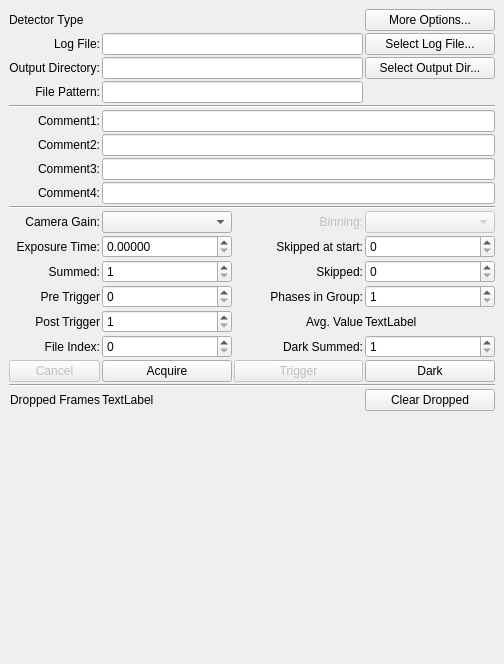
Above: source/qxrdacquiredialog.ui from guyjennings/qxrd before the change. Below: the same form after it.
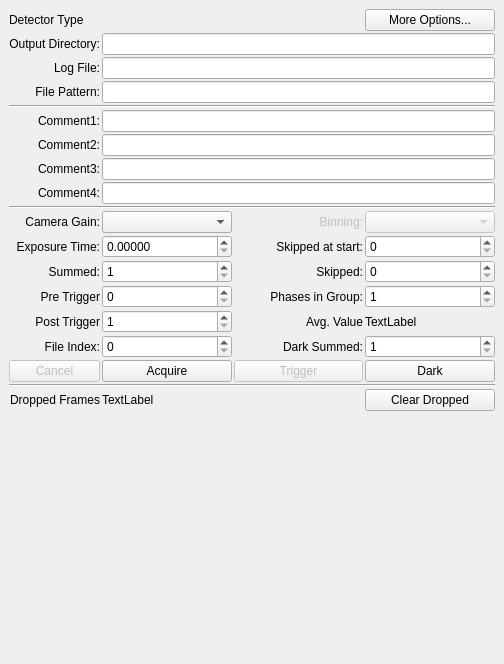
That is the form after the change. Icons and pictures are not drawn. Custom widgets are drawn as their Qt base class.

Commit message: Replaced processor.outputDirectory with experiment.experimentDirectory

Patch:
```diff
--- a/source/qxrdacquiredialog.ui
+++ b/source/qxrdacquiredialog.ui
@@ -347,7 +347,7 @@
       </property>
      </widget>
     </item>
-    <item row="27" column="0" colspan="4">
+    <item row="28" column="0" colspan="4">
      <spacer name="verticalSpacer">
       <property name="orientation">
        <enum>Qt::Vertical</enum>
@@ -503,45 +503,7 @@
       </property>
      </widget>
     </item>
-    <item row="2" column="1" colspan="2">
-     <widget class="QLineEdit" name="m_OutputDirectory">
-      <property name="sizePolicy">
-       <sizepolicy hsizetype="Preferred" vsizetype="Fixed">
-        <horstretch>1</horstretch>
-        <verstretch>0</verstretch>
-       </sizepolicy>
-      </property>
-      <property name="toolTip">
-       <string>The directory where data files will be saved
-Script Property: &quot;processor.outputDirectory&quot;
-Script Function: outputDirectory()</string>
-      </property>
-      <property name="readOnly">
-       <bool>true</bool>
-      </property>
-     </widget>
-    </item>
-    <item row="2" column="0">
-     <widget class="QLabel" name="label_6">
-      <property name="text">
-       <string>Output Directory:</string>
-      </property>
-      <property name="alignment">
-       <set>Qt::AlignRight|Qt::AlignTrailing|Qt::AlignVCenter</set>
-      </property>
-     </widget>
-    </item>
-    <item row="2" column="3">
-     <widget class="QPushButton" name="m_SelectDirectoryButton">
-      <property name="toolTip">
-       <string>Select New Output Directory...</string>
-      </property>
-      <property name="text">
-       <string>Select Output Dir...</string>
-      </property>
-     </widget>
-    </item>
-    <item row="3" column="0">
+    <item row="4" column="0">
      <widget class="QLabel" name="label_4">
       <property name="text">
        <string>File Pattern:</string>
@@ -551,7 +513,7 @@
       </property>
      </widget>
     </item>
-    <item row="3" column="1" colspan="2">
+    <item row="4" column="1" colspan="3">
      <widget class="QLineEdit" name="m_FilePattern">
       <property name="sizePolicy">
        <sizepolicy hsizetype="Preferred" vsizetype="Fixed">
@@ -569,7 +531,7 @@
       </property>
      </widget>
     </item>
-    <item row="1" column="0">
+    <item row="2" column="0">
      <widget class="QLabel" name="label_22">
       <property name="text">
        <string>Log File:</string>
@@ -579,18 +541,8 @@
       </property>
      </widget>
     </item>
-    <item row="1" column="3">
-     <widget class="QPushButton" name="m_SelectLogFileButton">
-      <property name="toolTip">
-       <string>Select New LogFile...</string>
-      </property>
-      <property name="text">
-       <string>Select Log File...</string>
-      </property>
-     </widget>
-    </item>
-    <item row="1" column="1" colspan="2">
-     <widget class="QLineEdit" name="m_LogFilePath">
+    <item row="2" column="1" colspan="3">
+     <widget class="QLineEdit" name="m_LogFileName">
       <property name="sizePolicy">
        <sizepolicy hsizetype="Preferred" vsizetype="Fixed">
         <horstretch>1</horstretch>
@@ -796,6 +748,34 @@
       </property>
      </widget>
     </item>
+    <item row="1" column="0">
+     <widget class="QLabel" name="label_6">
+      <property name="text">
+       <string>Output Directory:</string>
+      </property>
+      <property name="alignment">
+       <set>Qt::AlignRight|Qt::AlignTrailing|Qt::AlignVCenter</set>
+      </property>
+     </widget>
+    </item>
+    <item row="1" column="1" colspan="3">
+     <widget class="QLineEdit" name="m_ExperimentDirectory">
+      <property name="sizePolicy">
+       <sizepolicy hsizetype="Preferred" vsizetype="Fixed">
+        <horstretch>1</horstretch>
+        <verstretch>0</verstretch>
+       </sizepolicy>
+      </property>
+      <property name="toolTip">
+       <string>The experiment directory where data files will be saved
+Script Property: &quot;experiment.experimentDirectory&quot;
+Script Function: experimentDirectory()</string>
+      </property>
+      <property name="readOnly">
+       <bool>true</bool>
+      </property>
+     </widget>
+    </item>
    </layout>
   </widget>
   <action name="m_ActionTrigger">
```
Left out of the diff: 88 changed lines with no effect on the pictures. The commit also changes 16 other files.
